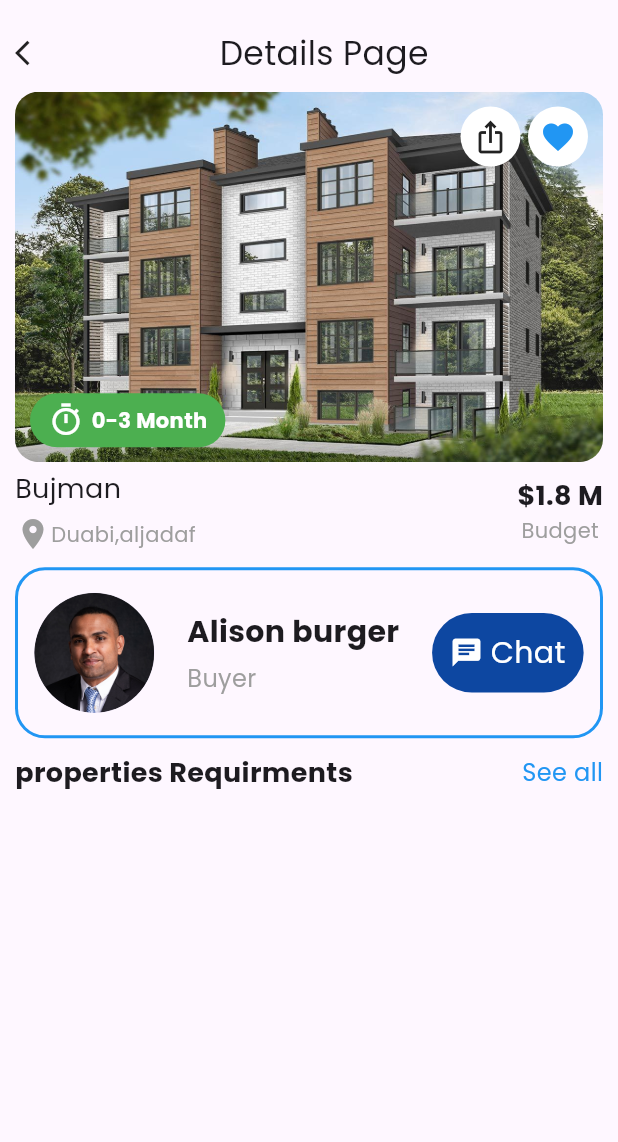
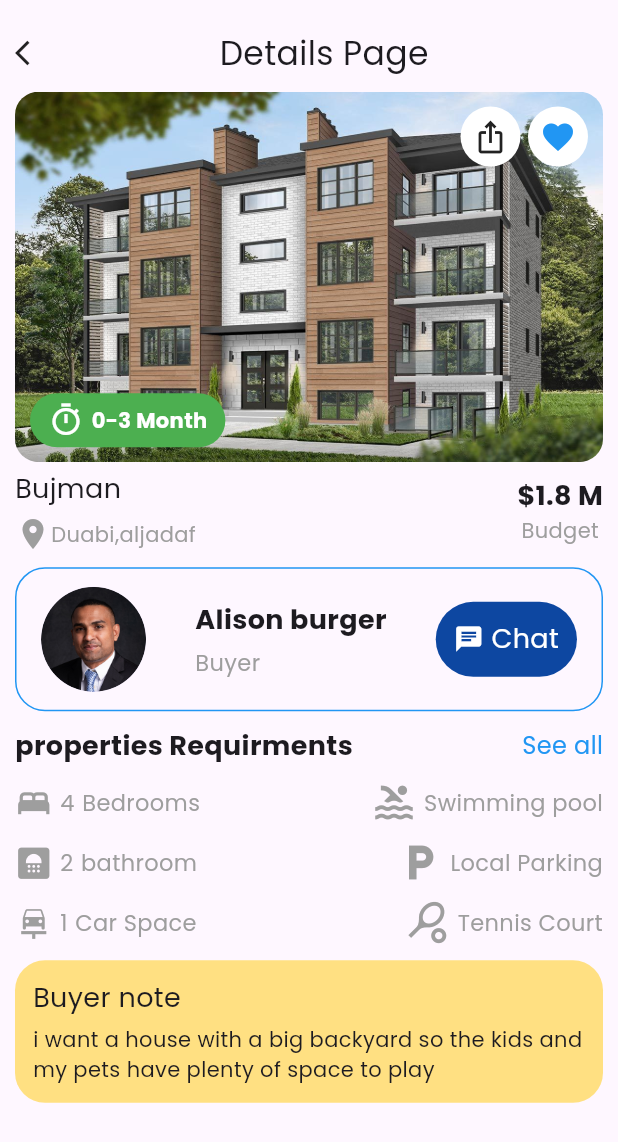
Before and after one commit to ahmedos999/real_estate_app, a Flutter app: the screen it shows after launch, on a phone screen of 412 x 824 dp. Shown: the top 1142 px of the screen. Run offline on Flutter 3.47's test engine with Material 2 defaults, Android fonts, the phone set to English and light mode, and no system bars.

Commit message:
buyer note

```diff
--- a/lib/presentation/components/detail_components.dart
+++ b/lib/presentation/components/detail_components.dart
@@ -113,7 +113,8 @@ Widget card2(BuildContext context, String img, String duration, String name,
             children: [
               Text(
                 "\$$price M",
-                style: const TextStyle(fontSize: 18, fontWeight: FontWeight.bold),
+                style:
+                    const TextStyle(fontSize: 18, fontWeight: FontWeight.bold),
               ),
               const Text(
                 'Budget',
@@ -145,3 +146,46 @@ Widget titleRow() {
     ],
   );
 }
+
+Widget propertiesRow(IconData firstIcon, String number, String lable,
+    IconData secIcon, String secLable) {
+  return Row(
+    mainAxisAlignment: MainAxisAlignment.spaceBetween,
+    children: [
+      Row(
+        children: [
+          Icon(
+            firstIcon,
+            color: Colors.grey,
+            size: 25,
+          ),
+          SizedBox(width: 5),
+          Text(
+            number,
+            style: TextStyle(color: Colors.grey, fontSize: 15),
+          ),
+          SizedBox(width: 5),
+          Text(
+            lable,
+            style: TextStyle(color: Colors.grey, fontSize: 15),
+          ),
+        ],
+      ),
+      Row(
+        mainAxisAlignment: MainAxisAlignment.start,
+        children: [
+          Icon(
+            secIcon,
+            color: Colors.grey,
+            size: 30,
+          ),
+          SizedBox(width: 5),
+          Text(
+            secLable,
+            style: TextStyle(color: Colors.grey, fontSize: 15),
+          ),
+        ],
+      )
+    ],
+  );
+}
--- a/lib/presentation/screens/details.dart
+++ b/lib/presentation/screens/details.dart
@@ -23,15 +23,17 @@ class DetailsPage extends StatelessWidget {
               ),
               Container(
                 decoration: BoxDecoration(
-                    border: Border.all(color: Colors.blue, width: 2),
+                    border: Border.all(
+                      color: Colors.blue,
+                    ),
                     borderRadius: BorderRadius.circular(20)),
                 child: Padding(
-                  padding: const EdgeInsets.symmetric(vertical: 15),
+                  padding: const EdgeInsets.symmetric(vertical: 12),
                   child: Row(
                       mainAxisAlignment: MainAxisAlignment.spaceAround,
                       children: [
                         CircleAvatar(
-                          radius: 40,
+                          radius: 35,
                           backgroundImage: AssetImage('assets/imgs/pp.jpg'),
                         ),
                         Column(
@@ -40,7 +42,7 @@ class DetailsPage extends StatelessWidget {
                             Text(
                               'Alison burger',
                               style: TextStyle(
-                                  fontSize: 20, fontWeight: FontWeight.w600),
+                                  fontSize: 18, fontWeight: FontWeight.w600),
                             ),
                             SizedBox(
                               height: 5,
@@ -48,7 +50,7 @@ class DetailsPage extends StatelessWidget {
                             Text(
                               'Buyer',
                               style:
-                                  TextStyle(color: Colors.grey, fontSize: 16),
+                                  TextStyle(color: Colors.grey, fontSize: 15),
                             ),
                           ],
                         ),
@@ -63,7 +65,7 @@ class DetailsPage extends StatelessWidget {
                                   Icon(
                                     Icons.chat,
                                     color: Colors.white,
-                                    size: 22,
+                                    size: 20,
                                   ),
                                   SizedBox(
                                     width: 5,
@@ -72,7 +74,7 @@ class DetailsPage extends StatelessWidget {
                                     'Chat',
                                     style: TextStyle(
                                       color: Colors.white,
-                                      fontSize: 20,
+                                      fontSize: 18,
                                     ),
                                   )
                                 ],
@@ -94,6 +96,46 @@ class DetailsPage extends StatelessWidget {
                   Text('See all',
                       style: const TextStyle(fontSize: 16, color: Colors.blue)),
                 ],
+              ),
+              SizedBox(
+                height: 10,
+              ),
+              propertiesRow(
+                  Icons.bed, '4', 'Bedrooms', Icons.pool, 'Swimming pool'),
+              SizedBox(
+                height: 10,
+              ),
+              propertiesRow(Icons.bathroom, '2', 'bathroom',
+                  Icons.local_parking, 'Local Parking'),
+              SizedBox(
+                height: 10,
+              ),
+              propertiesRow(Icons.car_repair, '1', 'Car Space',
+                  Icons.sports_tennis, 'Tennis Court'),
+              SizedBox(
+                height: 10,
+              ),
+              Container(
+                decoration: BoxDecoration(
+                    borderRadius: BorderRadius.circular(20),
+                    color: Colors.amber[200]),
+                child: Padding(
+                  padding: const EdgeInsets.all(12.0),
+                  child: Column(
+                      crossAxisAlignment: CrossAxisAlignment.start,
+                      children: [
+                        Text(
+                          'Buyer note',
+                          style: TextStyle(
+                              fontSize: 18, fontWeight: FontWeight.w500),
+                        ),
+                        SizedBox(
+                          height: 5,
+                        ),
+                        Text(
+                            'i want a house with a big backyard so the kids and my pets have plenty of space to play')
+                      ]),
+                ),
               )
             ]), //main
           ),
```
